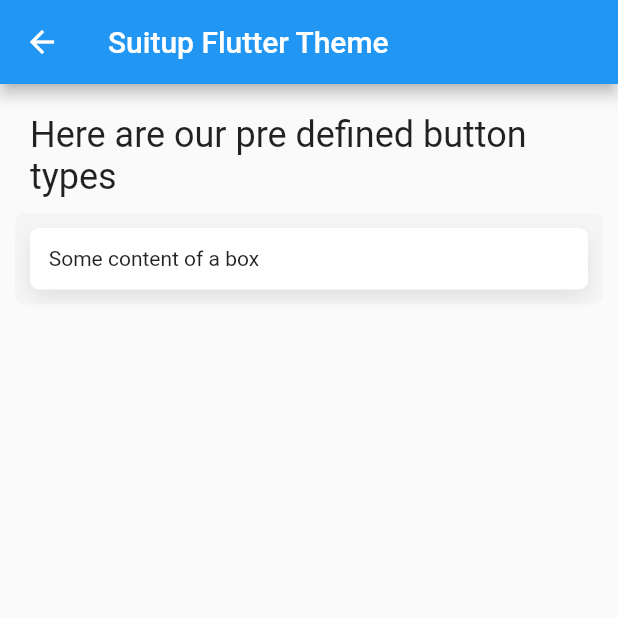
After one commit to marcobraghim/flutter_suitup, a Flutter app: the screen it shows after launch, after a tap on "Box", on a phone screen of 412 x 824 dp, the top half of it. The commit adds this screen. Run offline on Flutter 3.47's test engine with Material 2 defaults, Android fonts, the phone set to English and light mode, and no system bars.

Commit message:
Box element

```diff
--- a/example/lib/main.dart
+++ b/example/lib/main.dart
@@ -1,3 +1,4 @@
+import 'package:example/pages/elements/box_page.dart';
 import 'package:example/pages/elements/button_page.dart';
 import 'package:example/pages/home_page.dart';
 import 'package:flutter/material.dart';
@@ -25,6 +26,7 @@ class MyApp extends StatelessWidget {
       home: MyHomePage(),
       routes: {
         ButtonPage.tag: (_) => ButtonPage(),
+        BoxPage.tag: (_) => BoxPage(),
       },
     );
   }
--- /dev/null
+++ b/example/lib/pages/elements/box_page.dart
@@ -0,0 +1,39 @@
+import 'package:example/pages/layout.dart';
+import 'package:flutter/material.dart';
+import 'package:flutter_suitup/flutter_suitup.dart';
+
+class BoxPage extends StatelessWidget {
+  static String tag = '/elements/box';
+
+  @override
+  Widget build(BuildContext context) {
+    return Layout.render(
+      content: Padding(
+        padding: const EdgeInsets.all(20),
+        child: SingleChildScrollView(
+          child: Container(
+            child: Column(
+              mainAxisSize: MainAxisSize.min,
+              mainAxisAlignment: MainAxisAlignment.start,
+              crossAxisAlignment: CrossAxisAlignment.start,
+              children: [
+                Text(
+                  'Here are our pre defined button types',
+                  style: Theme.of(context).textTheme.headline5,
+                ),
+                SizedBox(height: 20),
+                //
+                // Example
+                //
+                Box(
+                  width: double.maxFinite,
+                  child: Text('Some content of a box'),
+                )
+              ],
+            ),
+          ),
+        ),
+      ),
+    );
+  }
+}
--- a/example/lib/pages/elements/button_page.dart
+++ b/example/lib/pages/elements/button_page.dart
@@ -3,7 +3,7 @@ import 'package:flutter/material.dart';
 import 'package:flutter_suitup/flutter_suitup.dart';
 
 class ButtonPage extends StatefulWidget {
-  static String tag = 'elements/button';
+  static String tag = '/elements/button';
 
   @override
   _ButtonPageState createState() => _ButtonPageState();
--- a/example/lib/pages/home_page.dart
+++ b/example/lib/pages/home_page.dart
@@ -1,3 +1,4 @@
+import 'package:example/pages/elements/box_page.dart';
 import 'package:example/pages/elements/button_page.dart';
 import 'package:example/pages/layout.dart';
 import 'package:flutter/material.dart';
@@ -21,6 +22,17 @@ class _MyHomePageState extends State<MyHomePage> {
               'Elements',
               style: TextStyle(fontSize: 24),
             ),
+            Row(
+              children: [
+                FlatButton(
+                  color: Colors.blue,
+                  onPressed: () => Navigator.of(context).pushNamed(BoxPage.tag),
+                  child: Text(
+                    'Box',
+                    style: TextStyle(color: Colors.white),
+                  ),
+                ),
+                SizedBox(width: 10),
                 FlatButton(
                   color: Colors.blue,
                   onPressed: () => Navigator.of(context).pushNamed(ButtonPage.tag),
@@ -31,6 +43,8 @@ class _MyHomePageState extends State<MyHomePage> {
                 ),
               ],
             ),
+          ],
+        ),
       ),
     );
   }
--- a/lib/flutter_suitup.dart
+++ b/lib/flutter_suitup.dart
@@ -6,4 +6,5 @@ export 'src/settings/suitup_settings.dart';
 export 'src/components/card.dart';
 
 // Elements
+export 'src/elements/box.dart';
 export 'src/elements/button.dart';
--- /dev/null
+++ b/lib/src/elements/box.dart
@@ -0,0 +1,66 @@
+import 'package:flutter/widgets.dart';
+import 'package:flutter_suitup/flutter_suitup.dart';
+
+class Box extends StatefulWidget {
+  final Color backgroundColor;
+  final BorderRadius borderRadius;
+  final Alignment alignment;
+  final EdgeInsets padding;
+  final double width;
+  final double height;
+  final List<BoxShadow> shadows;
+  final BoxConstraints constraints;
+  final EdgeInsets margin;
+  final Widget child;
+
+  Box({
+    Key key,
+    this.backgroundColor,
+    this.borderRadius,
+    this.alignment,
+    this.padding,
+    this.width,
+    this.height,
+    this.shadows,
+    this.constraints,
+    this.margin,
+    this.child,
+  }) : super(key: key);
+
+  @override
+  _BoxState createState() => _BoxState();
+}
+
+class _BoxState extends State<Box> {
+  @override
+  Widget build(BuildContext context) {
+    final suitup = SuitupSettings.instance;
+    final colors = suitup.colors;
+
+    return Container(
+      padding: widget.padding ?? EdgeInsets.all(suitup.rem * 1.25),
+      width: widget.width,
+      height: widget.height,
+      decoration: BoxDecoration(
+        color: widget.backgroundColor ?? colors.white,
+        borderRadius: widget.borderRadius ?? BorderRadius.circular(6),
+        boxShadow: widget.shadows ??
+            [
+              BoxShadow(
+                blurRadius: suitup.rem,
+                spreadRadius: (suitup.rem * 0.1250) * -1,
+                color: Color.fromRGBO(10, 10, 10, 0.1),
+                offset: Offset(0, suitup.rem * 0.5),
+              ),
+              BoxShadow(
+                blurRadius: 0,
+                spreadRadius: suitup.rem,
+                color: Color.fromRGBO(10, 10, 10, 0.02),
+                offset: Offset(0, 0),
+              ),
+            ],
+      ),
+      child: widget.child,
+    );
+  }
+}
```
Lines whose indentation alone changed are shown as unchanged.
